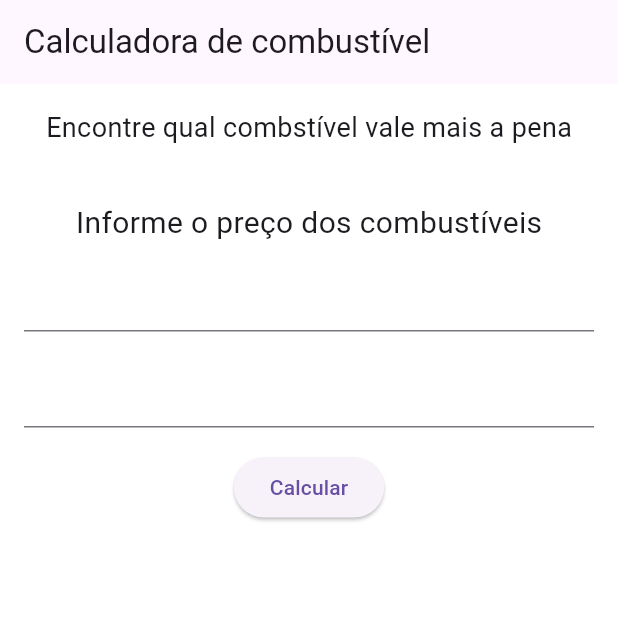
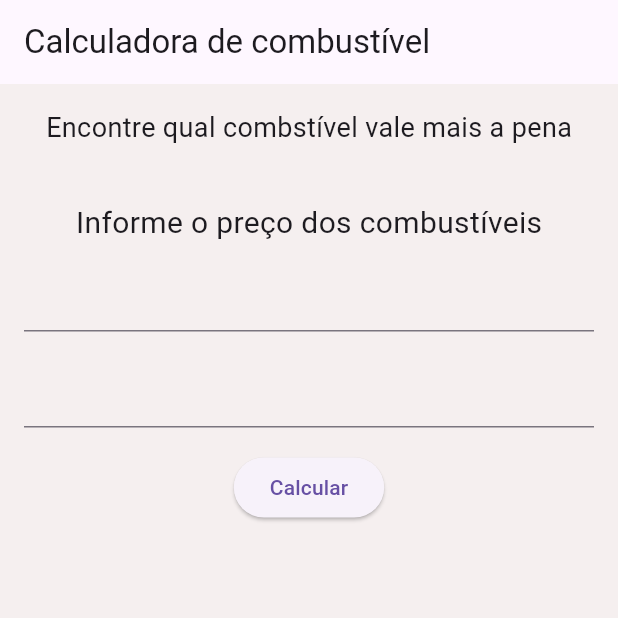
Before and after one commit to agathasouza113/app_gasolina, a Flutter app: the screen it shows after launch, on a phone screen of 412 x 824 dp, the top half of it. Run offline on Flutter 3.47's test engine with Material 3 defaults, Android fonts, the phone set to English and light mode, and no system bars.

Commit message:
começo da estilização

```diff
--- a/lib/main.dart
+++ b/lib/main.dart
@@ -16,13 +16,13 @@ class _GasolinaAppState extends State<GasolinaApp>{
 
   String _resultado = "";
 
-static const Color corFundo = Color.fromARGB(255, 255, 255, 255);
-static const Color corCard = Color(0xFF1E1E1E);
-static const Color corPrimaria = Color(0xFFFF5A1F);
-static const Color corSecundaria = Color(0xFFFFC857);
-static const Color corTexto = Color(0xFFFFFFFF);
-static const Color corTextoCinza = Color(0xFFB0B0B0);
-static const Color corBorda = Color(0xFF2A2A2A);
+static const Color corFundo = Color (0xFFF5EFEF);
+static const Color corCard = Color(0xFFD9A1A1);
+static const Color corPrimaria = Color(0xFF7A4A57);
+static const Color corSecundaria = Color(0xFFB8A5AB);
+static const Color corTexto = Color(0xFF2E2E2E);
+static const Color corTextoCinza = Color(0xFF7A7A7A);
+static const Color corBorda = Color(0xFFE3D6D6);
 
 void _calcular(){
     final double etanol = double.tryParse(_etanolController.text)?? 0.0;
```
